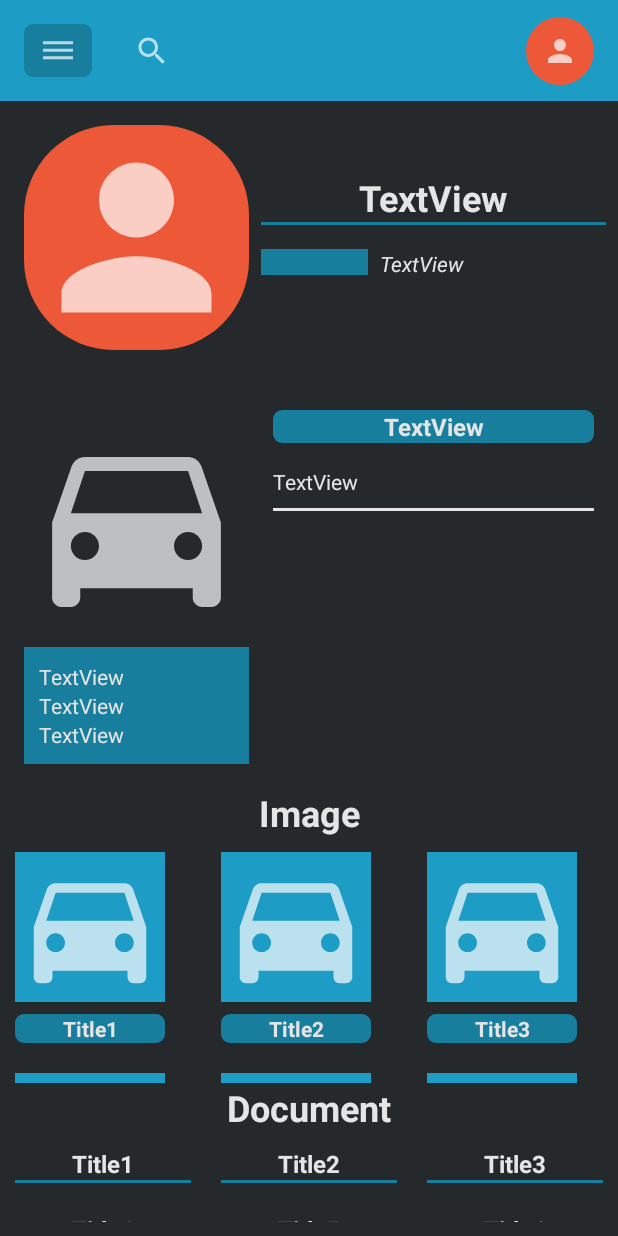
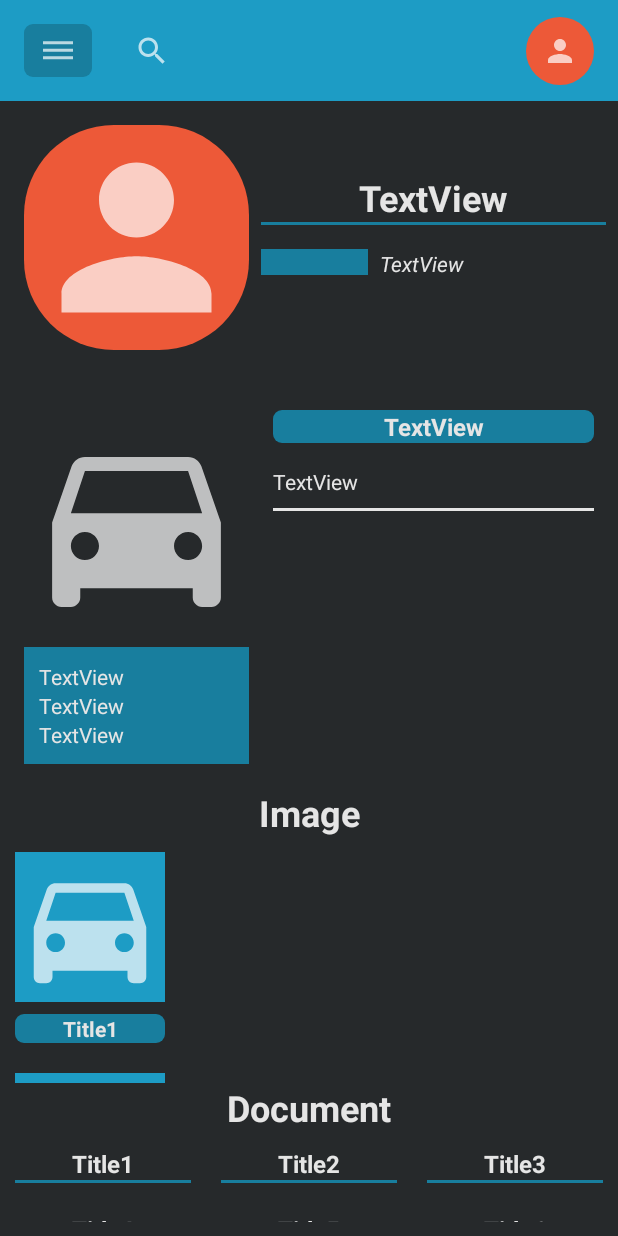
Before and after one commit to MiguelAngel-9k/Moviles-app, an Android app: the screen it shows after launch (PostContentActivity), on a phone screen of 412 x 824 dp. Run offline under Robolectric (Android 15) with nearby library versions, the phone set to English and light mode, and no system bars.

Commit message:
changes on linux

```diff
--- a/app/src/main/res/layout/activity_post_content.xml
+++ b/app/src/main/res/layout/activity_post_content.xml
@@ -137,7 +137,7 @@
                     android:id="@+id/RvContentImg"
                     android:layout_width="match_parent"
                     android:layout_height="164dp"
-                    app:layoutManager="androidx.recyclerview.widget.GridLayoutManager"
+                    app:layoutManager="androidx.recyclerview.widget.LinearLayoutManager"
                     app:spanCount="3"
                     tools:listitem="@layout/fragment_cover_post" />
 
```
